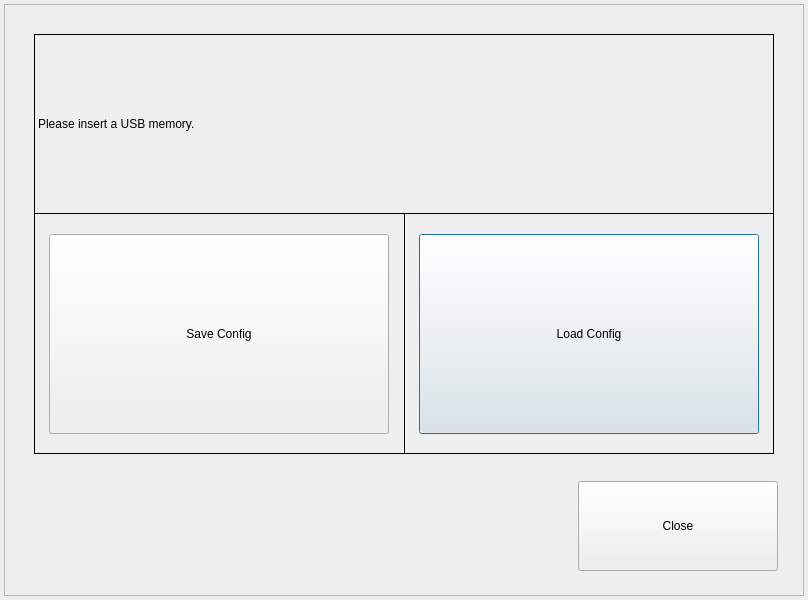
First picture: the form in gui/mainwidget/src/dvrsetup/system/config/configdialog.ui, repository yjsin-emastec/neptune, before the edit.
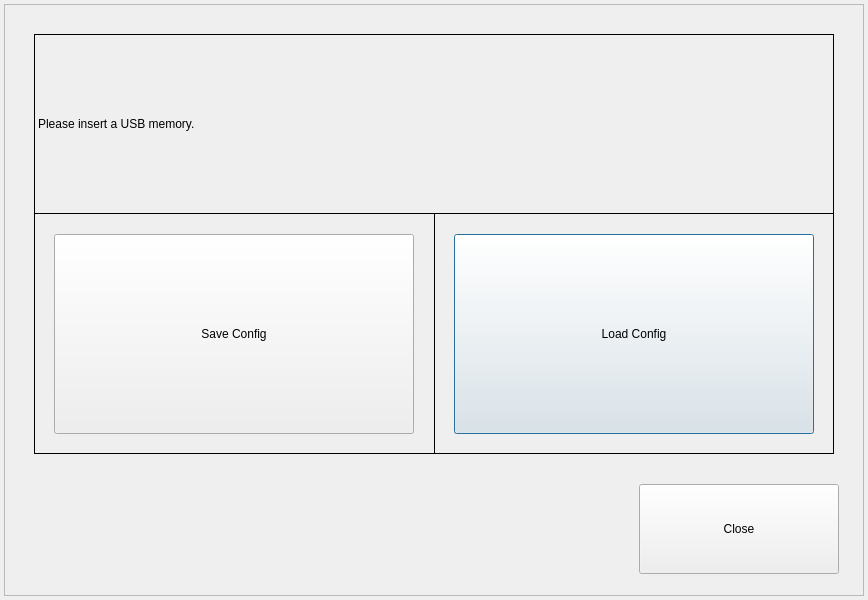
Second picture: the form after the edit.

The edit to the form file:
```diff
--- a/gui/mainwidget/src/dvrsetup/system/config/configdialog.ui
+++ b/gui/mainwidget/src/dvrsetup/system/config/configdialog.ui
@@ -6,7 +6,7 @@
    <rect>
     <x>0</x>
     <y>0</y>
-    <width>808</width>
+    <width>868</width>
     <height>600</height>
    </rect>
   </property>
@@ -18,7 +18,7 @@
     <rect>
      <x>4</x>
      <y>4</y>
-     <width>800</width>
+     <width>860</width>
      <height>592</height>
     </rect>
    </property>
@@ -34,9 +34,9 @@
     </property>
     <property name="geometry">
      <rect>
-      <x>415</x>
+      <x>450</x>
       <y>230</y>
-      <width>340</width>
+      <width>360</width>
       <height>200</height>
      </rect>
     </property>
@@ -56,9 +56,9 @@
     </property>
     <property name="geometry">
      <rect>
-      <x>45</x>
+      <x>50</x>
       <y>230</y>
-      <width>340</width>
+      <width>360</width>
       <height>200</height>
      </rect>
     </property>
@@ -75,8 +75,8 @@
    <widget class="QPushButton" name="buttonClose">
     <property name="geometry">
      <rect>
-      <x>574</x>
-      <y>477</y>
+      <x>635</x>
+      <y>480</y>
       <width>200</width>
       <height>90</height>
      </rect>
@@ -90,7 +90,7 @@
      <rect>
       <x>30</x>
       <y>30</y>
-      <width>740</width>
+      <width>800</width>
       <height>180</height>
      </rect>
     </property>
@@ -106,7 +106,7 @@
      <rect>
       <x>30</x>
       <y>209</y>
-      <width>371</width>
+      <width>401</width>
       <height>241</height>
      </rect>
     </property>
@@ -120,9 +120,9 @@
    <widget class="QLabel" name="label_2">
     <property name="geometry">
      <rect>
-      <x>400</x>
+      <x>430</x>
       <y>209</y>
-      <width>370</width>
+      <width>400</width>
       <height>241</height>
      </rect>
     </property>
```
